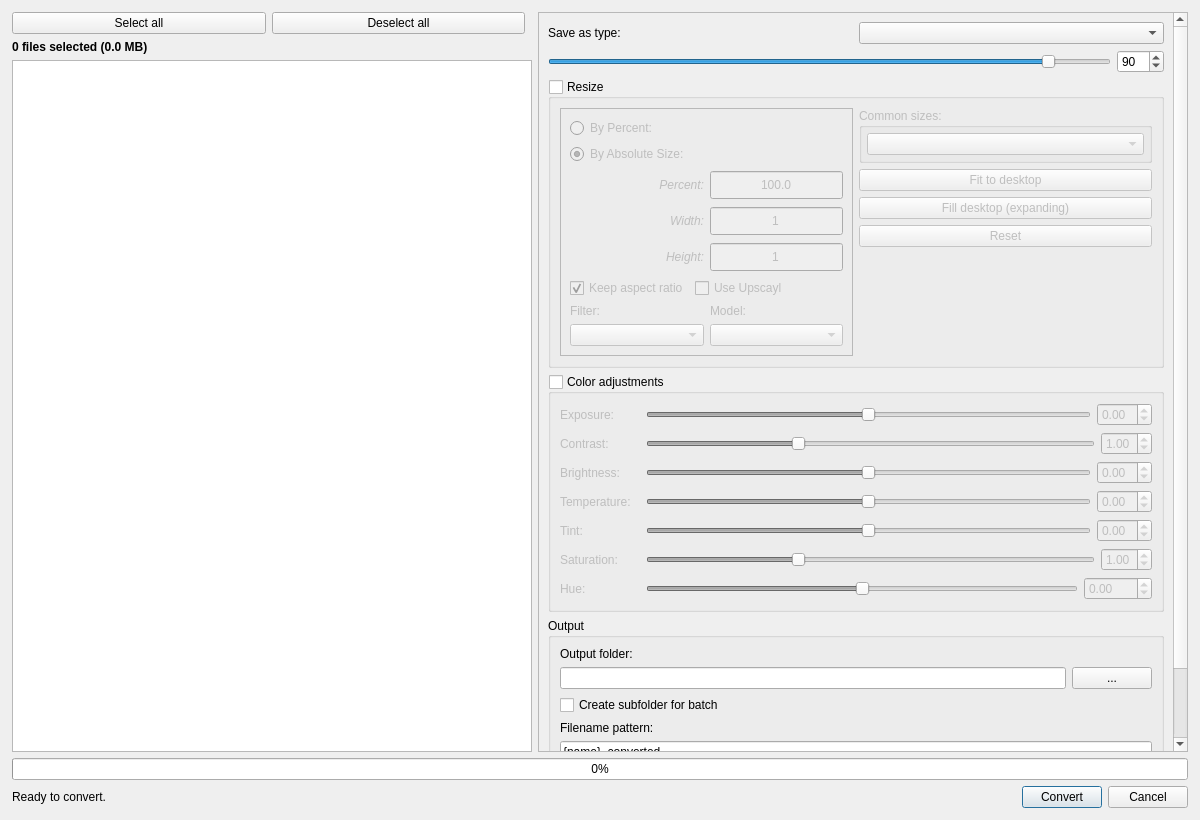
First picture: the form in qimgv/gui/dialogs/batchconverterdialog.ui, repository hadoooooouken/qimgv-plus, before the edit.
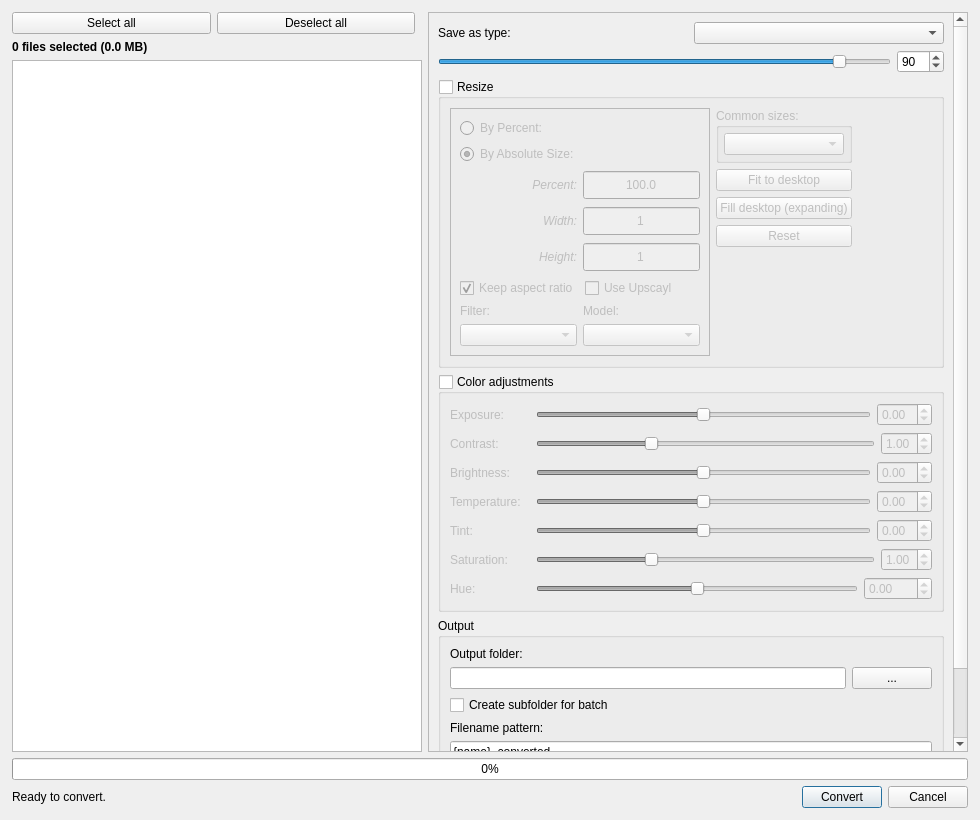
Second picture: the form after the edit.

```diff
--- a/qimgv/gui/dialogs/batchconverterdialog.ui
+++ b/qimgv/gui/dialogs/batchconverterdialog.ui
@@ -6,7 +6,7 @@
    <rect>
     <x>0</x>
     <y>0</y>
-    <width>1200</width>
+    <width>980</width>
     <height>820</height>
    </rect>
   </property>
@@ -27,7 +27,7 @@
     <number>12</number>
    </property>
    <item>
-    <layout class="QHBoxLayout" name="horizontalLayoutSplit" stretch="4,5">
+    <layout class="QHBoxLayout" name="horizontalLayoutSplit" stretch="1,0">
      <item>
       <layout class="QVBoxLayout" name="verticalLayoutLeft">
        <item>
@@ -79,6 +79,18 @@
      </item>
      <item>
       <widget class="QScrollArea" name="scrollArea">
+       <property name="minimumSize">
+        <size>
+         <width>540</width>
+         <height>0</height>
+        </size>
+       </property>
+       <property name="maximumSize">
+        <size>
+         <width>540</width>
+         <height>16777215</height>
+        </size>
+       </property>
        <property name="widgetResizable">
         <bool>true</bool>
        </property>
@@ -147,7 +159,13 @@
              <layout class="QHBoxLayout" name="resListLayout">
               <item>
                <widget class="QFrame" name="resFrame">
-                <property name="frameShape">
+                 <property name="maximumSize">
+                  <size>
+                   <width>260</width>
+                   <height>16777215</height>
+                  </size>
+                 </property>
+                 <property name="frameShape">
                  <enum>QFrame::StyledPanel</enum>
                 </property>
                 <property name="frameShadow">
@@ -477,7 +495,13 @@
                <layout class="QVBoxLayout" name="verticalLayout_ResizeRight">
                 <item>
                  <widget class="QGroupBox" name="groupBoxCommonSizes">
-                  <property name="title">
+                   <property name="maximumSize">
+                    <size>
+                     <width>220</width>
+                     <height>16777215</height>
+                    </size>
+                   </property>
+                   <property name="title">
                    <string>Common sizes:</string>
                   </property>
                   <layout class="QVBoxLayout" name="verticalLayout_CommonSizesInner">
@@ -511,7 +535,13 @@
                 </item>
                 <item>
                  <widget class="QPushButton" name="fitDesktopButton">
-                  <property name="sizePolicy">
+                   <property name="maximumSize">
+                    <size>
+                     <width>220</width>
+                     <height>16777215</height>
+                    </size>
+                   </property>
+                   <property name="sizePolicy">
                    <sizepolicy hsizetype="MinimumExpanding" vsizetype="Minimum">
                     <horstretch>0</horstretch>
                     <verstretch>0</verstretch>
@@ -524,7 +554,13 @@
                 </item>
                 <item>
                  <widget class="QPushButton" name="fillDesktopButton">
-                  <property name="sizePolicy">
+                   <property name="maximumSize">
+                    <size>
+                     <width>220</width>
+                     <height>16777215</height>
+                    </size>
+                   </property>
+                   <property name="sizePolicy">
                    <sizepolicy hsizetype="MinimumExpanding" vsizetype="Minimum">
                     <horstretch>0</horstretch>
                     <verstretch>0</verstretch>
@@ -537,7 +573,13 @@
                 </item>
                 <item>
                  <widget class="QPushButton" name="resetButton">
-                  <property name="sizePolicy">
+                   <property name="maximumSize">
+                    <size>
+                     <width>220</width>
+                     <height>16777215</height>
+                    </size>
+                   </property>
+                   <property name="sizePolicy">
                    <sizepolicy hsizetype="MinimumExpanding" vsizetype="Minimum">
                     <horstretch>0</horstretch>
                     <verstretch>0</verstretch>
@@ -563,6 +605,19 @@
                 </item>
                </layout>
               </item>
+              <item>
+                <spacer name="horizontalSpacer_ResizeListRightSpacer">
+                 <property name="orientation">
+                  <enum>Qt::Horizontal</enum>
+                 </property>
+                 <property name="sizeHint" stdset="0">
+                  <size>
+                   <width>40</width>
+                   <height>20</height>
+                  </size>
+                 </property>
+                </spacer>
+               </item>
              </layout>
             </item>
            </layout>
```
